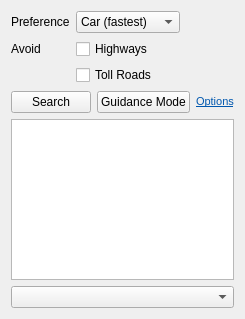
Qt form src/lib/routing/RoutingWidget.ui (KDE/marble) before a commit.
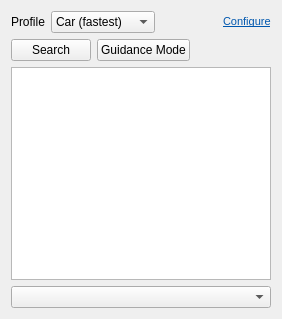
The same form after that commit.

Commit message:
Implement configurable routing profiles
reviewed here: http://gitorious.org/~nsams/marble/nsams-marble/commits/configurable-routers

The edit to the form file:
```diff
--- a/src/lib/routing/RoutingWidget.ui
+++ b/src/lib/routing/RoutingWidget.ui
@@ -6,25 +6,22 @@
    <rect>
     <x>0</x>
     <y>0</y>
-    <width>234</width>
+    <width>282</width>
     <height>319</height>
    </rect>
   </property>
   <layout class="QVBoxLayout" name="routingLayout">
    <item>
-    <layout class="QFormLayout" name="formLayout">
-     <property name="fieldGrowthPolicy">
-      <enum>QFormLayout::ExpandingFieldsGrow</enum>
-     </property>
-     <item row="0" column="0">
+    <layout class="QHBoxLayout" name="horizontalLayout">
+     <item>
       <widget class="QLabel" name="preferenceLabel">
        <property name="text">
-        <string>Preference</string>
+        <string>Profile</string>
        </property>
       </widget>
      </item>
-     <item row="0" column="1">
-      <widget class="QComboBox" name="routePreferenceComboBox">
+     <item>
+      <widget class="QComboBox" name="routingProfileComboBox">
        <item>
         <property name="text">
          <string>Car (fastest)</string>
@@ -47,36 +44,33 @@
        </item>
       </widget>
      </item>
-     <item row="1" column="0">
-      <widget class="QLabel" name="avoidLabel">
-       <property name="text">
-        <string>Avoid</string>
+     <item>
+      <spacer name="horizontalSpacer">
+       <property name="orientation">
+        <enum>Qt::Horizontal</enum>
        </property>
-      </widget>
-     </item>
-     <item row="1" column="1">
-      <widget class="QCheckBox" name="highwaysCheckBox">
-       <property name="toolTip">
-        <string>When checked, highways will be avoided in car routing</string>
+       <property name="sizeHint" stdset="0">
+        <size>
+         <width>40</width>
+         <height>20</height>
+        </size>
        </property>
-       <property name="text">
-        <string>Highways</string>
-       </property>
-       <property name="checked">
-        <bool>false</bool>
-       </property>
-      </widget>
+      </spacer>
      </item>
-     <item row="3" column="1">
-      <widget class="QCheckBox" name="tollWaysCheckBox">
+     <item>
+      <widget class="QLabel" name="optionsLabel">
        <property name="toolTip">
         <string>When checked, toll roads will be avoided</string>
        </property>
        <property name="text">
-        <string>Toll Roads</string>
+        <string>&lt;!DOCTYPE HTML PUBLIC &quot;-//W3C//DTD HTML 4.0//EN&quot; &quot;http://www.w3.org/TR/REC-html40/strict.dtd&quot;&gt;
+&lt;html&gt;&lt;head&gt;&lt;meta name=&quot;qrichtext&quot; content=&quot;1&quot; /&gt;&lt;style type=&quot;text/css&quot;&gt;
+p, li { white-space: pre-wrap; }
+&lt;/style&gt;&lt;/head&gt;&lt;body style=&quot; font-family:'Sans Serif'; font-size:9pt; font-weight:400; font-style:normal;&quot;&gt;
+&lt;p style=&quot; margin-top:0px; margin-bottom:0px; margin-left:0px; margin-right:0px; -qt-block-indent:0; text-indent:0px;&quot;&gt;&lt;a href=&quot;http://edu.kde.org/marble&quot;&gt;&lt;span style=&quot; font-family:'DejaVu Sans'; font-size:8pt; text-decoration: underline; color:#0057ae;&quot;&gt;Configure&lt;/span&gt;&lt;/a&gt;&lt;/p&gt;&lt;/body&gt;&lt;/html&gt;</string>
        </property>
-       <property name="checked">
-        <bool>false</bool>
+       <property name="textFormat">
+        <enum>Qt::RichText</enum>
        </property>
       </widget>
      </item>
@@ -114,23 +108,6 @@
        </property>
       </spacer>
      </item>
-     <item>
-      <widget class="QLabel" name="optionsLabel">
-       <property name="toolTip">
-        <string>Show or hide routing options</string>
-       </property>
-       <property name="text">
-        <string>&lt;!DOCTYPE HTML PUBLIC &quot;-//W3C//DTD HTML 4.0//EN&quot; &quot;http://www.w3.org/TR/REC-html40/strict.dtd&quot;&gt;
-&lt;html&gt;&lt;head&gt;&lt;meta name=&quot;qrichtext&quot; content=&quot;1&quot; /&gt;&lt;style type=&quot;text/css&quot;&gt;
-p, li { white-space: pre-wrap; }
-&lt;/style&gt;&lt;/head&gt;&lt;body style=&quot; font-family:'Sans Serif'; font-size:9pt; font-weight:400; font-style:normal;&quot;&gt;
-&lt;p style=&quot; margin-top:0px; margin-bottom:0px; margin-left:0px; margin-right:0px; -qt-block-indent:0; text-indent:0px;&quot;&gt;&lt;a href=&quot;http://edu.kde.org/marble&quot;&gt;&lt;span style=&quot; font-family:'DejaVu Sans'; font-size:8pt; text-decoration: underline; color:#0057ae;&quot;&gt;Options&lt;/span&gt;&lt;/a&gt;&lt;/p&gt;&lt;/body&gt;&lt;/html&gt;</string>
-       </property>
-       <property name="textFormat">
-        <enum>Qt::RichText</enum>
-       </property>
-      </widget>
-     </item>
     </layout>
    </item>
    <item>
```
Left out of the diff: 2 changed lines with no effect on the pictures. The commit also changes 33 other files.
